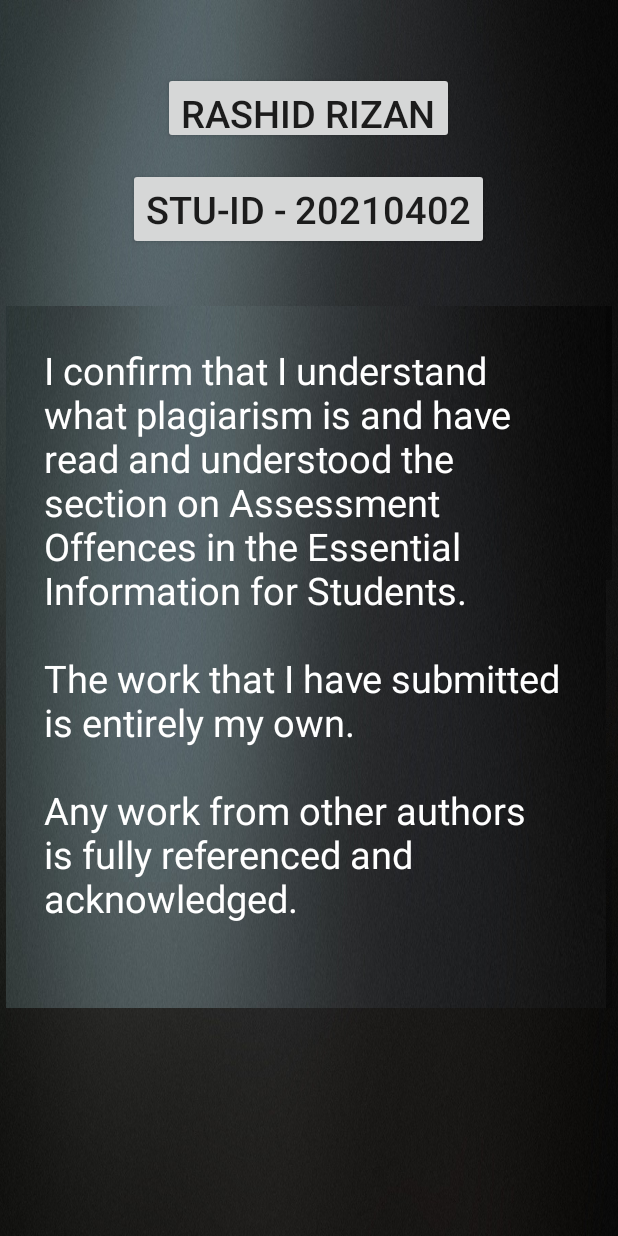
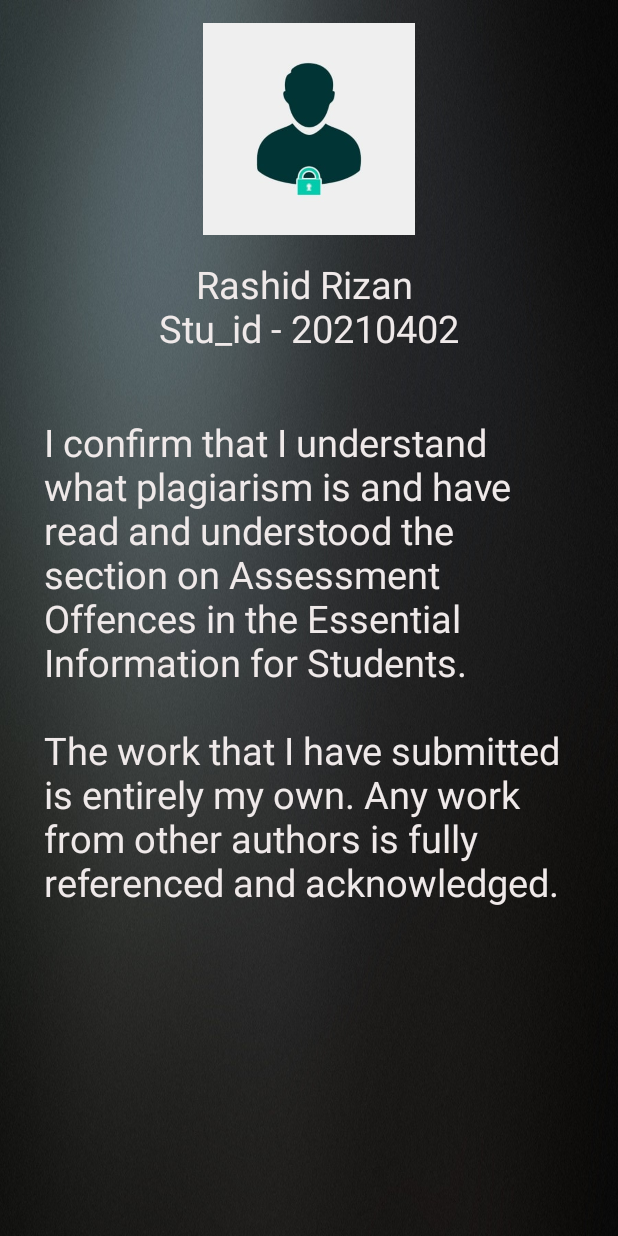
Before and after one commit to rashidrzn/Dice-game, an Android app: the aboutactivity screen opened directly, with no data from a screen before it, on a phone screen of 412 x 824 dp. Run offline under Robolectric (Android 15) with nearby library versions, the phone set to English and light mode, and no system bars.

Commit message:
add background color

```diff
--- a/app/src/main/res/layout-v28/activity_aboutactivity.xml
+++ b/app/src/main/res/layout-v28/activity_aboutactivity.xml
@@ -1,57 +1,147 @@
 <?xml version="1.0" encoding="utf-8"?>
+
 <androidx.constraintlayout.widget.ConstraintLayout xmlns:android="http://schemas.android.com/apk/res/android"
     xmlns:app="http://schemas.android.com/apk/res-auto"
     xmlns:tools="http://schemas.android.com/tools"
     android:layout_width="match_parent"
     android:layout_height="match_parent"
-    android:background="@drawable/back"
+    android:background="@drawable/background"
     tools:context=".aboutactivity">
 
-    <ScrollView
-        android:layout_width="404dp"
-        android:layout_height="468dp"
-        android:layout_marginStart="4dp"
-        android:layout_marginTop="204dp"
-        android:background="@drawable/back"
-        android:outlineAmbientShadowColor="@color/btnbackground"
-        android:scrollbarStyle="insideInset"
-        android:scrollbars="vertical"
+    <LinearLayout
+        android:layout_width="match_parent"
+        android:layout_height="match_parent"
+        android:orientation="vertical"
+        app:layout_constraintBottom_toBottomOf="parent"
+        app:layout_constraintTop_toTopOf="parent">
+
+
+        <RelativeLayout
+            android:layout_width="match_parent"
+            android:layout_height="match_parent"
+            app:layout_constraintEnd_toEndOf="parent"
             app:layout_constraintStart_toStartOf="parent"
             app:layout_constraintTop_toTopOf="parent">
 
-        <TextView
+            <LinearLayout
                 android:layout_width="match_parent"
                 android:layout_height="wrap_content"
                 android:background="@drawable/back"
+                android:orientation="vertical">
+
+                <ImageView
+                    android:id="@+id/user"
+                    android:layout_width="300dp"
+                    android:layout_height="141dp"
+                    android:layout_margin="15dp"
+                    android:layout_gravity="center"
+                    android:src="@drawable/user">
+
+                </ImageView>
+
+                <TextView
+                    android:id="@+id/name"
+                    android:layout_width="match_parent"
+                    android:layout_height="wrap_content"
+                    android:layout_gravity="center"
+                    android:text="@string/rashid_rizan"
+                    android:textAlignment="center"
+                    android:textColor="#EFE9E9"
+                    android:textSize="25sp"
+                    app:layout_constraintStart_toStartOf="parent"
+                    app:layout_constraintTop_toBottomOf="@+id/user" />
+
+                <ScrollView
+                    android:layout_width="wrap_content"
+                    android:layout_height="wrap_content"
+                    android:scrollbars="vertical"
+                    android:scrollbarStyle="insideInset"
+                    >
+                    <TextView
+                        android:id="@+id/fff"
+                        android:layout_width="match_parent"
+                        android:layout_height="wrap_content"
+                        android:layout_marginStart="4dp"
+                        android:layout_marginTop="16dp"
                         android:padding="25dp"
+                        android:scrollbars="vertical"
                         android:text="@string/hello"
-            android:textColor="#FFFFFF"
-            android:textSize="25sp" />
-    </ScrollView>
-
-    <Button
-        android:id="@+id/button"
-        android:layout_width="wrap_content"
-        android:layout_height="48dp"
-        android:layout_marginTop="48dp"
-        android:text="Rashid Rizan"
+                        android:textColor="#EFE9E9"
                         android:textSize="25sp"
-        app:layout_constraintEnd_toEndOf="parent"
-        app:layout_constraintHorizontal_bias="0.498"
                         app:layout_constraintStart_toStartOf="parent"
                         app:layout_constraintTop_toTopOf="parent" />
+                </ScrollView>
+                <View
+                    android:layout_width="match_parent"
+                    android:layout_height="match_parent"></View>
 
-    <Button
-        android:id="@+id/button2"
-        android:layout_width="wrap_content"
-        android:layout_height="wrap_content"
-        android:layout_marginTop="112dp"
-        android:text="Stu-Id - 20210402"
-        android:textSize="25sp"
-        app:layout_constraintEnd_toEndOf="parent"
-        app:layout_constraintHorizontal_bias="0.498"
-        app:layout_constraintStart_toStartOf="parent"
-        app:layout_constraintTop_toTopOf="parent" />
+            </LinearLayout>
 
+        </RelativeLayout>
+    </LinearLayout>
+    <!--    -->
+    <!--    <LinearLayout-->
+    <!--        android:layout_width="match_parent"-->
+    <!--        android:layout_height="wrap_content"-->
+    <!--        app:layout_constraintTop_toTopOf="parent"-->
+    <!--        app:layout_constraintBottom_toBottomOf="parent">-->
+    <!--    <ScrollView-->
+    <!--        android:layout_width="446dp"-->
+    <!--        android:layout_height="562dp"-->
+    <!--        android:layout_marginStart="4dp"-->
+    <!--        android:layout_marginTop="188dp"-->
+    <!--        android:background="@drawable/back"-->
+    <!--        android:outlineAmbientShadowColor="@color/btnbackground"-->
+    <!--        android:scrollbars="vertical"-->
+    <!--        app:layout_constraintStart_toStartOf="parent"-->
+    <!--        app:layout_constraintTop_toTopOf="parent">-->
 
+    <!--        <TextView-->
+    <!--            android:layout_width="match_parent"-->
+    <!--            android:layout_height="wrap_content"-->
+    <!--            android:padding="25dp"-->
+    <!--            android:text="@string/hello"-->
+    <!--            android:textColor="#FFFFFF"-->
+    <!--            android:textSize="25dp" />-->
+    <!--    </ScrollView>-->
+
+    <!--    <androidx.constraintlayout.widget.ConstraintLayout-->
+    <!--        android:layout_width="413dp"-->
+    <!--        android:layout_height="200dp"-->
+    <!--        android:layout_marginTop="4dp"-->
+    <!--        android:background="@drawable/back"-->
+    <!--        android:orientation="vertical"-->
+    <!--        android:padding="25dp"-->
+    <!--        app:layout_constraintEnd_toEndOf="parent"-->
+    <!--        app:layout_constraintStart_toStartOf="parent"-->
+    <!--        app:layout_constraintTop_toTopOf="parent">-->
+
+    <!--        <TextView-->
+    <!--            android:id="@+id/textView4"-->
+    <!--            android:layout_width="444dp"-->
+    <!--            android:layout_height="128dp"-->
+    <!--            android:layout_marginStart="4dp"-->
+    <!--            android:layout_marginTop="16dp"-->
+    <!--            android:padding="25dp"-->
+    <!--            android:text="@string/rashid_rizan"-->
+    <!--            android:textColor="#EFE9E9"-->
+    <!--            android:textSize="25sp"-->
+    <!--            app:layout_constraintStart_toStartOf="parent"-->
+    <!--            app:layout_constraintTop_toTopOf="parent" />-->
+
+    <!--        <TextView-->
+    <!--            android:id="@+id/textView5"-->
+    <!--            android:layout_width="313dp"-->
+    <!--            android:layout_height="77dp"-->
+    <!--            android:layout_marginStart="48dp"-->
+    <!--            android:layout_marginBottom="28dp"-->
+    <!--            android:padding="25dp"-->
+    <!--            android:text="@string/stuid_20210402"-->
+    <!--            android:textColor="#FFFFFF"-->
+    <!--            android:textSize="25sp"-->
+    <!--            app:layout_constraintBottom_toBottomOf="parent"-->
+    <!--            app:layout_constraintStart_toStartOf="parent" />-->
+    <!--    </androidx.constraintlayout.widget.ConstraintLayout>-->
+
+    <!--    </LinearLayout>-->
 </androidx.constraintlayout.widget.ConstraintLayout>
--- a/app/src/main/res/layout/activity_aboutactivity.xml
+++ b/app/src/main/res/layout/activity_aboutactivity.xml
@@ -11,6 +11,7 @@
     <LinearLayout
         android:layout_width="match_parent"
         android:layout_height="match_parent"
+        android:background="@drawable/back"
         android:orientation="vertical"
         app:layout_constraintBottom_toBottomOf="parent"
         app:layout_constraintTop_toTopOf="parent">
--- a/app/src/main/res/values/strings.xml
+++ b/app/src/main/res/values/strings.xml
@@ -4,8 +4,7 @@
     <string name="about">About</string>
     <string name="dice_game_android_application">Dice Game Android Application</string>
     <string name="hello">"I confirm that I understand what plagiarism is and have read and understood the section on Assessment Offences in the Essential Information for Students.
-        \nThe work that I have submitted is entirely my own.
-        \nAny work from other authors is fully referenced and acknowledged. "</string>
+        \nThe work that I have submitted is entirely my own. Any work from other authors is fully referenced and acknowledged. "</string>
     <string name="about_us">About Us</string>
     <string name="rashid_rizan">Rashid Rizan
         \nStu_id - 20210402
```
Lines whose indentation alone changed are shown as unchanged.
